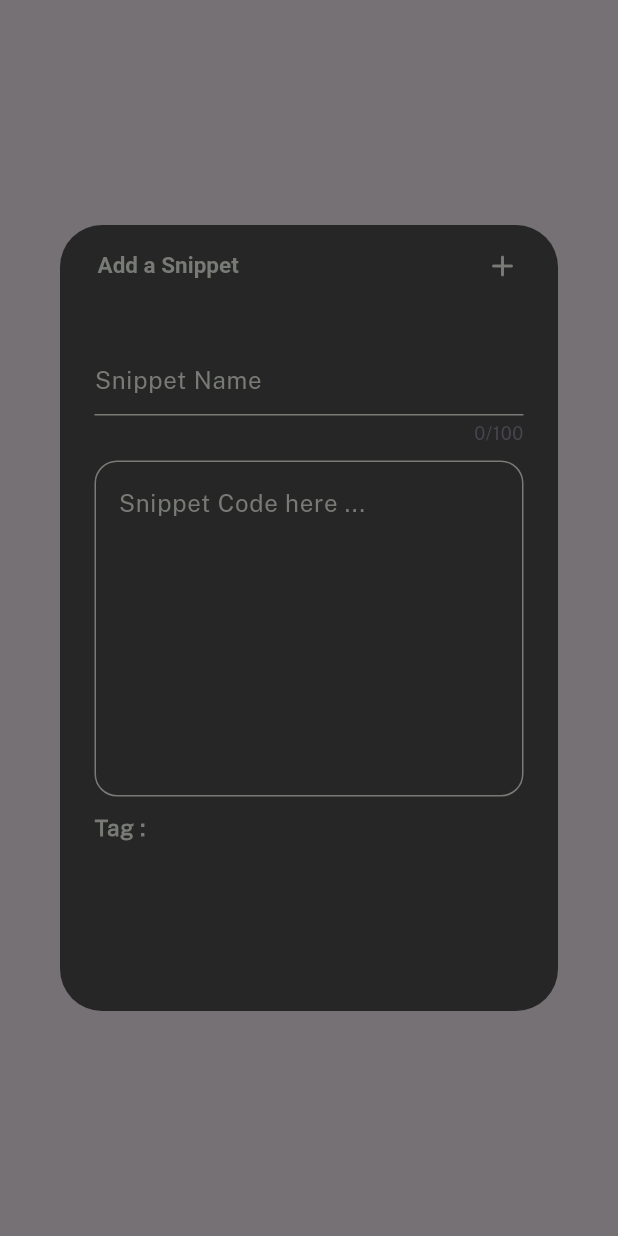
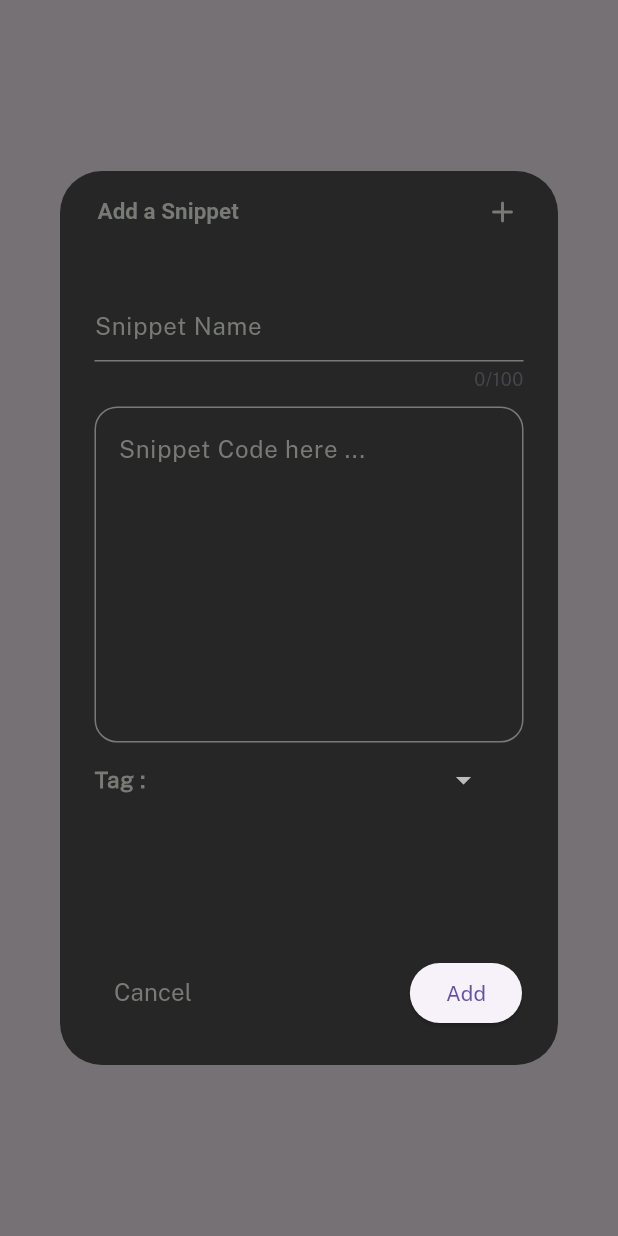
Before and after one commit to hoseda/CodeClip, a Flutter app: what getCodePopUpMenu() shows on an empty page, opened directly, on a phone screen of 412 x 824 dp. Run offline on Flutter 3.47's test engine with Material 3 defaults, Android fonts, the phone set to English and light mode, and no system bars; our stand-ins replace drift, flutter_highlight, flutter_riverpod; missing offline and left inert: code_text_field, highlight, hovering, window_size; accounts and stored records are empty; generated files the repository leaves out were written again.

Commit message:
feat: some more progress in add a snippet popup page ui.

```diff
--- a/lib/features/home/presentation/main section/code_pop_up.dart
+++ b/lib/features/home/presentation/main section/code_pop_up.dart
@@ -1,11 +1,12 @@
 import 'package:flutter/material.dart';
 import 'package:flutter_riverpod/flutter_riverpod.dart';
 import 'package:snippet_code/core/constants/colors.dart';
-import 'package:snippet_code/features/home/model/tag_model.dart';
+import 'package:snippet_code/features/home/presentation/main%20section/tag_drop_down_menu.dart';
+import 'package:snippet_code/features/home/repositories/tag_section/generating_tag_providers.dart';
 
 Future<void> getCodePopUpMenu(BuildContext context) async {
-  TextEditingController controller_name = TextEditingController();
-  TextEditingController controller_code = TextEditingController();
+  TextEditingController controllerName = TextEditingController();
+  TextEditingController controllerCode = TextEditingController();
 
   final formKey = GlobalKey<FormState>();
 
@@ -14,6 +15,7 @@ Future<void> getCodePopUpMenu(BuildContext context) async {
     builder:
         (context) => Consumer(
           builder: (context, ref, child) {
+            final tags = ref.watch(tagListStateProvider);
             return AlertDialog(
               title: Row(
                 mainAxisAlignment: MainAxisAlignment.spaceBetween,
@@ -45,7 +47,7 @@ Future<void> getCodePopUpMenu(BuildContext context) async {
                       crossAxisAlignment: CrossAxisAlignment.start,
                       children: [
                         TextFormField(
-                          controller: controller_name,
+                          controller: controllerName,
                           maxLength: 100,
                           style: TextStyle(color: iconbg),
                           decoration: InputDecoration(
@@ -68,7 +70,7 @@ Future<void> getCodePopUpMenu(BuildContext context) async {
                         ),
                         const SizedBox(height: 10),
                         TextFormField(
-                          controller: controller_code,
+                          controller: controllerCode,
                           minLines: 8,
                           maxLines: 100,
                           showCursor: true,
@@ -107,6 +109,10 @@ Future<void> getCodePopUpMenu(BuildContext context) async {
                                 fontWeight: FontWeight.bold,
                               ),
                             ),
+                            Padding(
+                              padding: const EdgeInsets.only(right: 20),
+                              child: TagDropDownMenu(tagList: tags),
+                            ),
                           ],
                         ),
                       ],
@@ -114,6 +120,19 @@ Future<void> getCodePopUpMenu(BuildContext context) async {
                   ),
                 ),
               ),
+              actions: [
+                TextButton(
+                  onPressed: () {
+                    Navigator.of(context).pop();
+                  },
+                  child: Text(
+                    "Cancel",
+                    style: TextStyle(color: iconbg, fontSize: 16),
+                  ),
+                ),
+                ElevatedButton(onPressed: () {}, child: Text("Add")),
+              ],
+              actionsAlignment: MainAxisAlignment.spaceBetween,
             );
           },
         ),
--- /dev/null
+++ b/lib/features/home/presentation/main section/tag_drop_down_menu.dart
@@ -0,0 +1,53 @@
+import 'dart:math';
+
+import 'package:flutter/material.dart';
+import 'package:snippet_code/core/constants/colors.dart';
+import 'package:snippet_code/features/home/model/tag_model.dart';
+
+double LongerLength(List<TagModel> lst) {
+  double d = 0;
+  for (var e in lst) {
+    if (e.title.length > d) {
+      d = e.title.length.toDouble();
+    }
+  }
+  print(d);
+  return d;
+}
+
+class TagDropDownMenu extends StatefulWidget {
+  final List<TagModel> tagList;
+  const TagDropDownMenu({super.key, required this.tagList});
+
+  @override
+  State<TagDropDownMenu> createState() => _TagDropDownMenuState();
+}
+
+class _TagDropDownMenuState extends State<TagDropDownMenu> {
+  TagModel? selected;
+
+  final focusNode = FocusNode();
+  @override
+  Widget build(BuildContext context) {
+    return DropdownButton(
+      value: selected,
+      dropdownColor: button,
+      underline: Center(),
+      barrierDismissible: false,
+      padding: EdgeInsets.symmetric(horizontal: 8, vertical: 3),
+      borderRadius: BorderRadius.circular(15),
+      items:
+          widget.tagList.map((TagModel e) {
+            return DropdownMenuItem<TagModel>(
+              value: e,
+              child: Text(e.title, style: TextStyle(color: e.color)),
+            );
+          }).toList(),
+      onChanged: (v) {
+        setState(() {
+          selected = v!;
+        });
+      },
+    );
+  }
+}
```
Also changed, not shown: lib/features/home/repositories/main_section/fetch_and_send_tags_provider.dart (added, +10 -0 lines).
